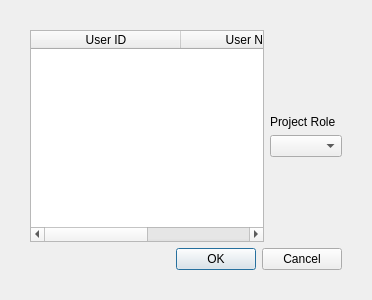
First picture: the form in edit_chip_designer_dialog.ui, repository ZhihongLei/IASRegisterManager, before the edit.
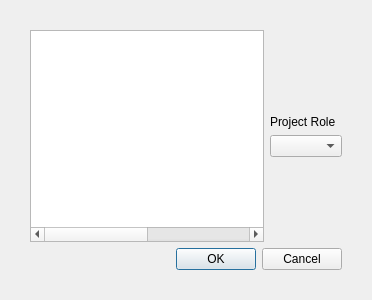
Second picture: the form after the edit.

Patch:
```diff
--- a/edit_chip_designer_dialog.ui
+++ b/edit_chip_designer_dialog.ui
@@ -49,7 +49,7 @@
         <enum>QAbstractItemView::SelectRows</enum>
        </property>
        <attribute name="horizontalHeaderVisible">
-        <bool>true</bool>
+        <bool>false</bool>
        </attribute>
        <attribute name="horizontalHeaderDefaultSectionSize">
         <number>150</number>
```
